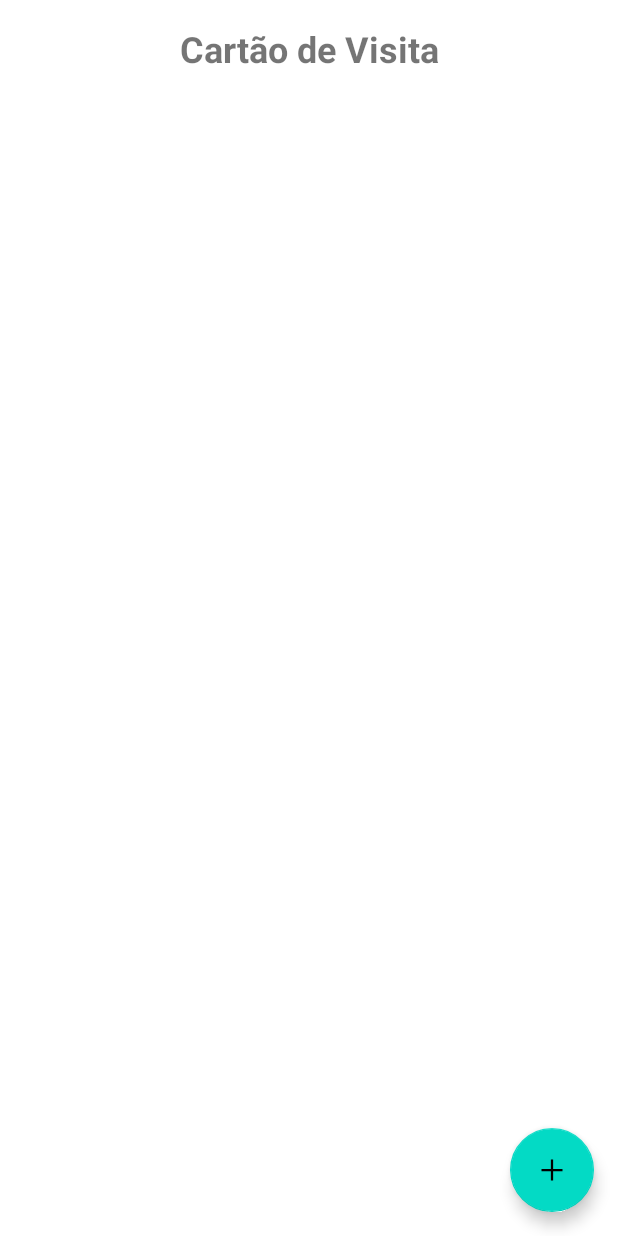
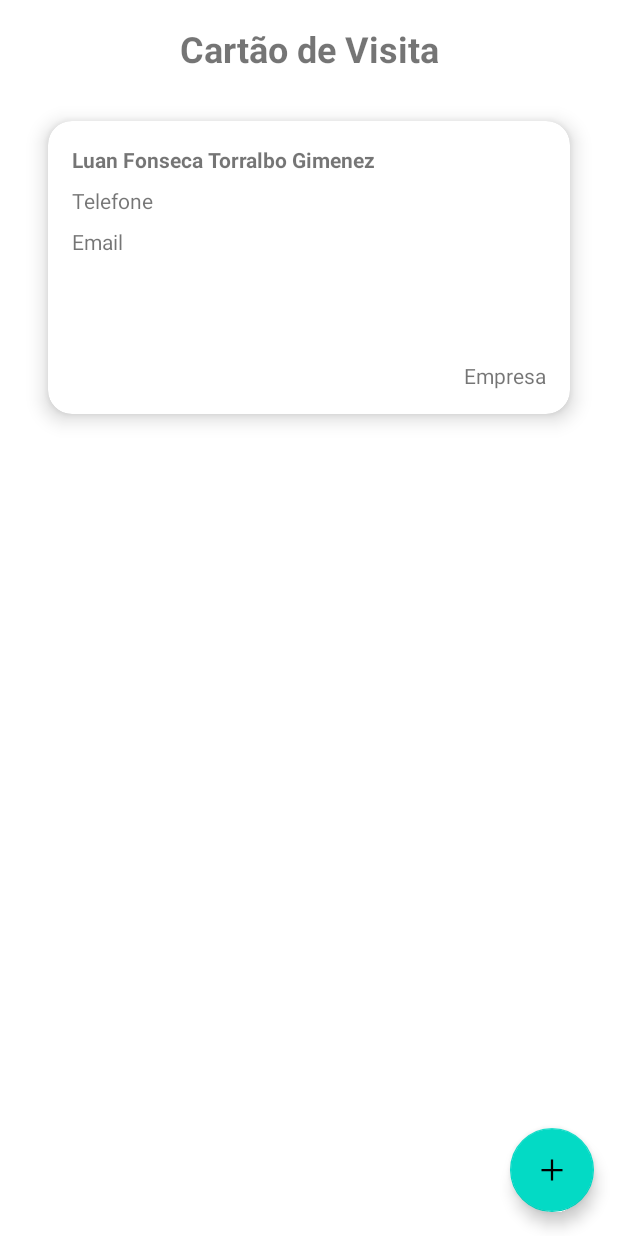
Before and after one commit to Luanftg/Invite-Card-App, an Android app: the layout activity_main.xml on its own in the app's theme, with its tools: preview values and no code run, on a phone screen of 412 x 824 dp. Run offline under Robolectric (Android 15) with nearby library versions, the phone set to English and light mode, and no system bars.

Commit message:
create RecyclerView

```diff
--- a/app/src/main/res/layout/activity_main.xml
+++ b/app/src/main/res/layout/activity_main.xml
@@ -19,6 +19,16 @@
         app:layout_constraintEnd_toEndOf="parent"
         />
 
+    <androidx.recyclerview.widget.RecyclerView
+        android:layout_width="match_parent"
+        android:layout_height="0dp"
+        android:layout_margin="16dp"
+        app:layoutManager="androidx.recyclerview.widget.LinearLayoutManager"
+        app:layout_constraintTop_toBottomOf="@id/tv_title"
+        app:layout_constraintBottom_toBottomOf="parent"
+        tools:itemCount="8"
+        tools:listitem="@layout/item_invite_card"/>
+
     <com.google.android.material.floatingactionbutton.FloatingActionButton
         android:layout_width="wrap_content"
         android:layout_height="wrap_content"
@@ -26,7 +36,7 @@
         app:layout_constraintEnd_toEndOf="parent"
         app:srcCompat="@drawable/ic_add_fill0_wght400_grad0_opsz48"
         android:layout_margin="16dp"
-
         />
 
+
 </androidx.constraintlayout.widget.ConstraintLayout>
--- /dev/null
+++ b/app/src/main/res/layout/item_invite_card.xml
@@ -0,0 +1,70 @@
+<?xml version="1.0" encoding="utf-8"?>
+<androidx.constraintlayout.widget.ConstraintLayout
+    xmlns:android="http://schemas.android.com/apk/res/android"
+    android:layout_width="match_parent"
+    android:layout_height="match_parent"
+    xmlns:app="http://schemas.android.com/apk/res-auto"
+    xmlns:tools="http://schemas.android.com/tools">
+
+    <com.google.android.material.card.MaterialCardView
+        android:layout_width="match_parent"
+        android:layout_height="0dp"
+        android:layout_margin="16dp"
+        android:checkable="true"
+        android:clickable="true"
+        android:focusable="true"
+        app:cardCornerRadius="16dp"
+        app:cardElevation="8dp"
+        app:layout_constraintDimensionRatio="16:9"
+        app:layout_constraintEnd_toEndOf="parent"
+        app:layout_constraintStart_toStartOf="parent"
+        app:layout_constraintTop_toTopOf="parent">
+
+
+        <androidx.constraintlayout.widget.ConstraintLayout
+            android:layout_width="match_parent"
+            android:layout_height="match_parent"
+            android:layout_margin="16dp">
+
+            <com.google.android.material.textview.MaterialTextView
+                android:id="@+id/tv_nome"
+                android:layout_width="wrap_content"
+                android:layout_height="wrap_content"
+                android:textStyle="bold"
+                app:layout_constraintStart_toStartOf="parent"
+                app:layout_constraintTop_toTopOf="parent"
+                tools:text="Luan Fonseca Torralbo Gimenez" />
+
+            <com.google.android.material.textview.MaterialTextView
+                android:id="@+id/tv_telefone"
+                android:layout_width="wrap_content"
+                android:layout_height="wrap_content"
+                android:layout_marginTop="8dp"
+                app:layout_constraintStart_toStartOf="parent"
+                app:layout_constraintTop_toBottomOf="@id/tv_nome"
+                tools:text="Telefone" />
+
+            <com.google.android.material.textview.MaterialTextView
+                android:id="@+id/tv_email"
+                android:layout_width="wrap_content"
+                android:layout_height="wrap_content"
+                android:layout_marginTop="8dp"
+                app:layout_constraintStart_toStartOf="parent"
+                app:layout_constraintTop_toBottomOf="@id/tv_telefone"
+                tools:text="Email" />
+
+            <com.google.android.material.textview.MaterialTextView
+                android:id="@+id/tv_empresa"
+                android:layout_width="wrap_content"
+                android:layout_height="wrap_content"
+                android:layout_marginTop="8dp"
+                app:layout_constraintBottom_toBottomOf="parent"
+                app:layout_constraintEnd_toEndOf="parent"
+                tools:text="Empresa" />
+
+
+        </androidx.constraintlayout.widget.ConstraintLayout>
+
+    </com.google.android.material.card.MaterialCardView>
+
+</androidx.constraintlayout.widget.ConstraintLayout>
```
